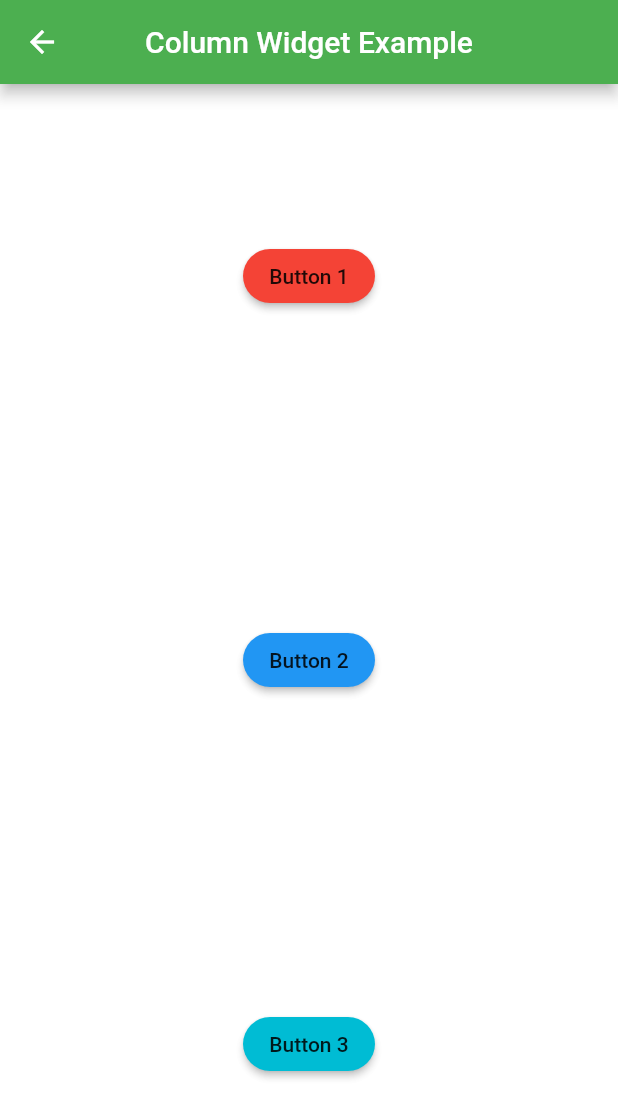
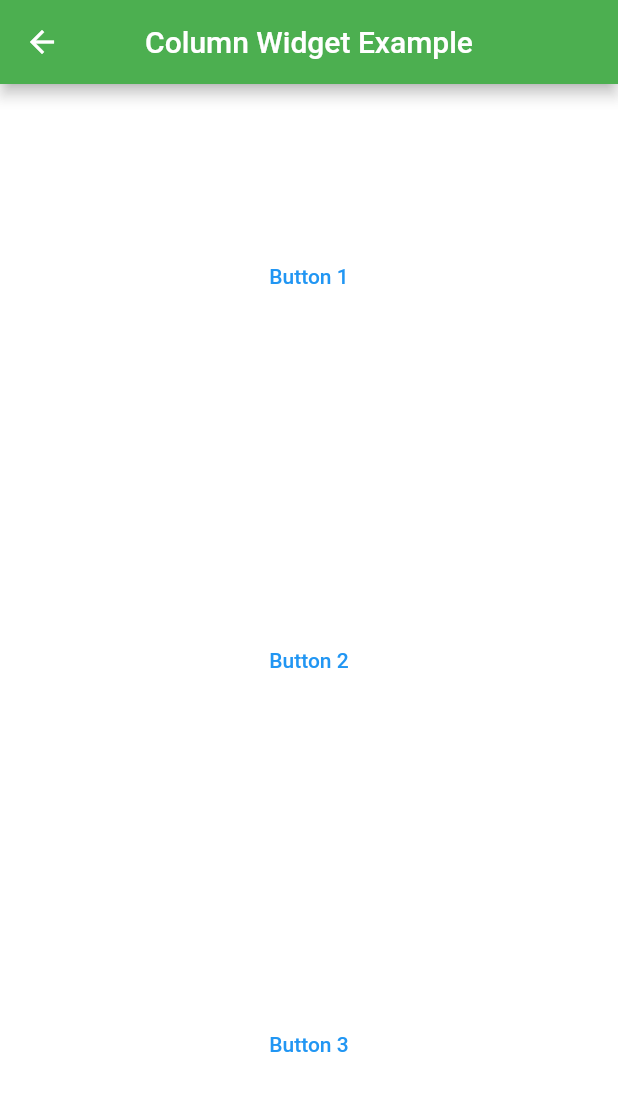
Before and after one commit to rameshboyee-personal/flutter_learning, a Flutter app: the ColoumnWidgetPage screen opened directly, on a phone screen of 412 x 824 dp. Shown: the top 1118 px of the screen. Run offline on Flutter 3.47's test engine with Material 2 defaults, Android fonts, the phone set to English and light mode, and no system bars; our stand-ins replace fluttertoast, shared_preferences; accounts and stored records are empty.

Commit message:
Raised Button replaced with text Button and adding below pub dependences sqflite path-provider intl and creating pojo model class and model to map and vice versa ---------------------------------------- my_state_full_widget.dart my_state_less_widget.dart state_full_widget_example_one.dart stls_and_full_widget.dart ---------------------------------------- above files are pushed to master... ---------------------------------------

```diff
--- a/lib/DataPassingBetweenTwoScreens/user_form.dart
+++ b/lib/DataPassingBetweenTwoScreens/user_form.dart
@@ -38,7 +38,7 @@ class userForm extends StatelessWidget {
             ),
             Container(
               margin: const EdgeInsets.all(16),
-              child: RaisedButton(
+              child: TextButton(
                 onPressed: () {
                   goToUserDetailsPage(context);
                 },
--- a/lib/Screens/alert_dialoge_example.dart
+++ b/lib/Screens/alert_dialoge_example.dart
@@ -14,7 +14,7 @@ class AlertDialogeExample extends StatelessWidget {
         centerTitle: true,
       ),
 
-      body: RaisedButton(
+      body: TextButton(
         onPressed: () {
           craeteAlertDialoge(context);
         },
@@ -32,12 +32,12 @@ class AlertDialogeExample extends StatelessWidget {
        backgroundColor: Colors.green,
        elevation: 10.0 ,
       actions: [
-        RaisedButton(onPressed: () {
+        TextButton(onPressed: () {
           Navigator.pop(context);
          },
           child: Icon(Icons.cancel),),
 
-        RaisedButton(onPressed: () {
+        TextButton(onPressed: () {
           Navigator.pop(context);
         },
           child: Icon(Icons.tiktok_outlined),),
--- a/lib/Screens/column_widget.dart
+++ b/lib/Screens/column_widget.dart
@@ -19,34 +19,21 @@ class ColoumnWidgetPage extends StatelessWidget {
             crossAxisAlignment: CrossAxisAlignment.end,
             mainAxisSize: MainAxisSize.max,
             children: <Widget>[
-              RaisedButton(
-                onPressed: () {},
-                color: Colors.red,
-                splashColor: Colors.black,
-                child: Text("Button 1"),
-               shape: const RoundedRectangleBorder(
-                  borderRadius: BorderRadius.all(Radius.circular(20.0)),
+              TextButton(
+                onPressed: () {}, child: Text("Button 1"),
+                style: ButtonStyle(
                 ),
               ),
-              RaisedButton(
+              TextButton(
                 onPressed: () {},
-                color: Colors.blue,
-                splashColor: Colors.yellow,
                 child: Text("Button 2"),
-                shape: const RoundedRectangleBorder(
-                  borderRadius: BorderRadius.all(Radius.circular(20.0)),
-                ),
 
               ),
 
-              RaisedButton(
+              TextButton(
                 onPressed: () {},
-                color: Colors.cyan,
-                splashColor: Colors.indigo,
                 child: Text("Button 3"),
-                shape: const RoundedRectangleBorder(
-                  borderRadius: BorderRadius.all(Radius.circular(20.0)),
-                ),
+
 
               ),
 
--- a/lib/Screens/navigator_example.dart
+++ b/lib/Screens/navigator_example.dart
@@ -11,7 +11,7 @@ import 'package:hello_world/Screens/container_margin_padding.dart';
 import 'package:hello_world/Screens/dynamic_list_view.dart';
 import 'package:hello_world/Screens/my_first_page.dart';
 import 'package:hello_world/Screens/my_page.dart';
-import 'package:hello_world/Screens/raised_button.dart';
+import 'package:hello_world/Screens/text_button.dart';
 import 'package:hello_world/Screens/row_widget.dart';
 import 'package:hello_world/Screens/snack_bar.dart';
 import 'package:hello_world/Screens/text_field_page.dart';
--- a/lib/Screens/snack_bar.dart
+++ b/lib/Screens/snack_bar.dart
@@ -23,7 +23,7 @@ class SnackBarPage extends StatelessWidget {
             },textColor: Colors.yellow,),
 
             );
-          scafoldKey.currentState?.showSnackBar(snackBar);
+          // scafoldKey.currentState?.sn(snackBar);
         },
         child: Icon(Icons.add),
         backgroundColor: Colors.red,
--- a/lib/Screens/raised_button.dart
+++ b/lib/Screens/text_button.dart
@@ -14,15 +14,13 @@ class RaisedButtonPage extends StatelessWidget {
         leading: Icon(Icons.home),
       ),
       body: Center(
-          child: RaisedButton(
+          child: TextButton(
         onPressed: () {
           print("Button Clicked");
         },
         onLongPress: () {
           print("Button Long Pressed");
         },
-        color: Colors.red,
-        textColor: Colors.black,
         child: Text(
           'Click Me!!',
           // style: TextStyle(color: Colors.white60),
--- a/lib/Screens/text_field_page.dart
+++ b/lib/Screens/text_field_page.dart
@@ -48,7 +48,7 @@ class TextFieldPage extends StatelessWidget {
               ),
               Container(
                 margin: EdgeInsets.all(16),
-                child: RaisedButton(onPressed: () {
+                child: TextButton(onPressed: () {
                   print(emailController.text);
                   print(phoneNumberController.text);
 
--- a/lib/Screens/toast_message_example.dart
+++ b/lib/Screens/toast_message_example.dart
@@ -14,7 +14,7 @@ class ToastMessageExample extends StatelessWidget {
         centerTitle: true,
       ),
 
-      body: RaisedButton(
+      body: TextButton(
         onPressed: () {
            Fluttertoast.showToast(
                msg: "Hello this is toast message",
--- a/lib/SharedPreferences/shared_preferences.dart
+++ b/lib/SharedPreferences/shared_preferences.dart
@@ -39,7 +39,7 @@ class _MySharedPreferencePageState extends State<MySharedPreferencePage> {
           ),
           Container(
               padding: EdgeInsets.all(10),
-              child: RaisedButton(
+              child: TextButton(
                 onPressed: () async {
                   saveDataInSharedPreference(nameController.text.toString(),pswdController.text.toString());
                 },
--- a/lib/main.dart
+++ b/lib/main.dart
@@ -3,7 +3,7 @@ import 'package:hello_world/Screens/alert_dialoge_example.dart';
 import 'package:hello_world/Screens/container_margin_padding.dart';
 import 'package:hello_world/Screens/my_first_page.dart';
 import 'package:hello_world/Screens/navigator_example.dart';
-import 'package:hello_world/Screens/raised_button.dart';
+import 'package:hello_world/Screens/text_button.dart';
 import 'package:hello_world/Screens/row_widget.dart';
 import 'package:hello_world/Screens/text_field_page.dart';
 import 'package:hello_world/Screens/toast_message_example.dart';
--- a/pubspec.yaml
+++ b/pubspec.yaml
@@ -38,6 +38,8 @@ dependencies:
   cupertino_icons: ^1.0.2
   shared_preferences: ^2.0.15
   sqflite: ^2.0.3+1
+  path_provider: ^2.0.11
+  intl: ^0.17.0
 
 dev_dependencies:
   flutter_test:
```
Also changed, not shown: lib/SqFliteDataBase/ToDoList/model/to_do_model.dart (added, +49 -0 lines), pubspec.lock, 1 other file.
